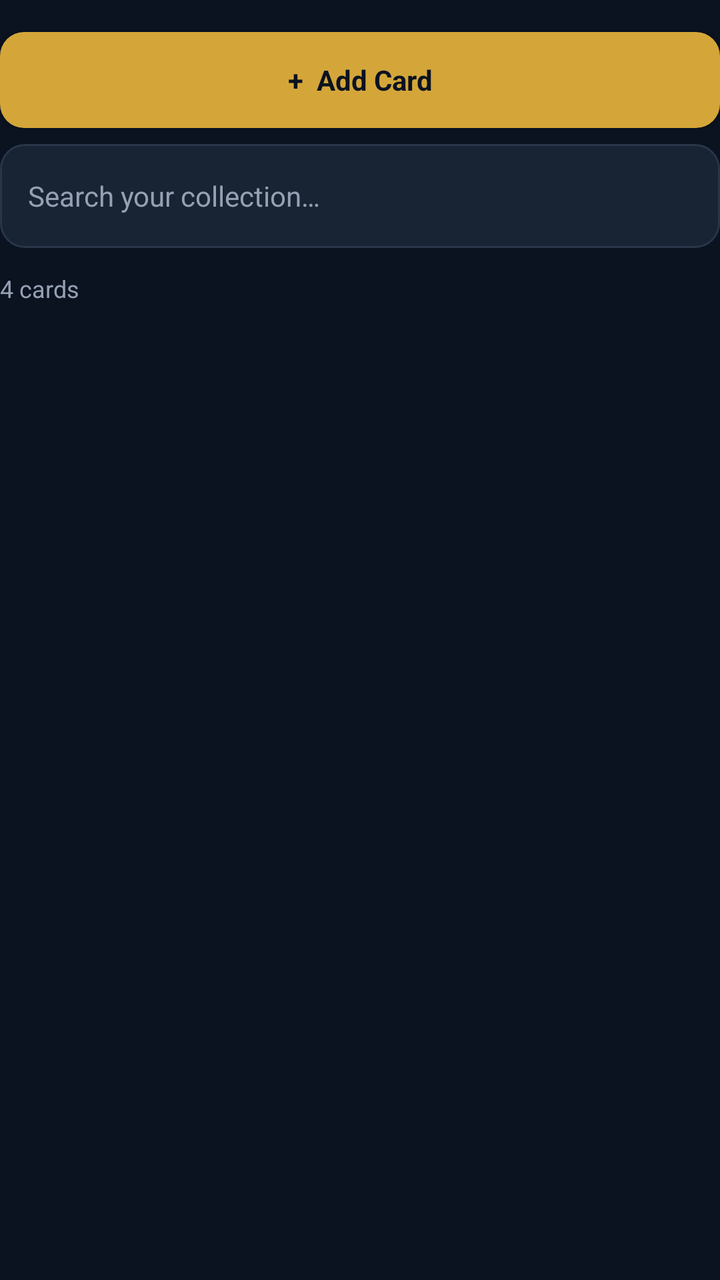
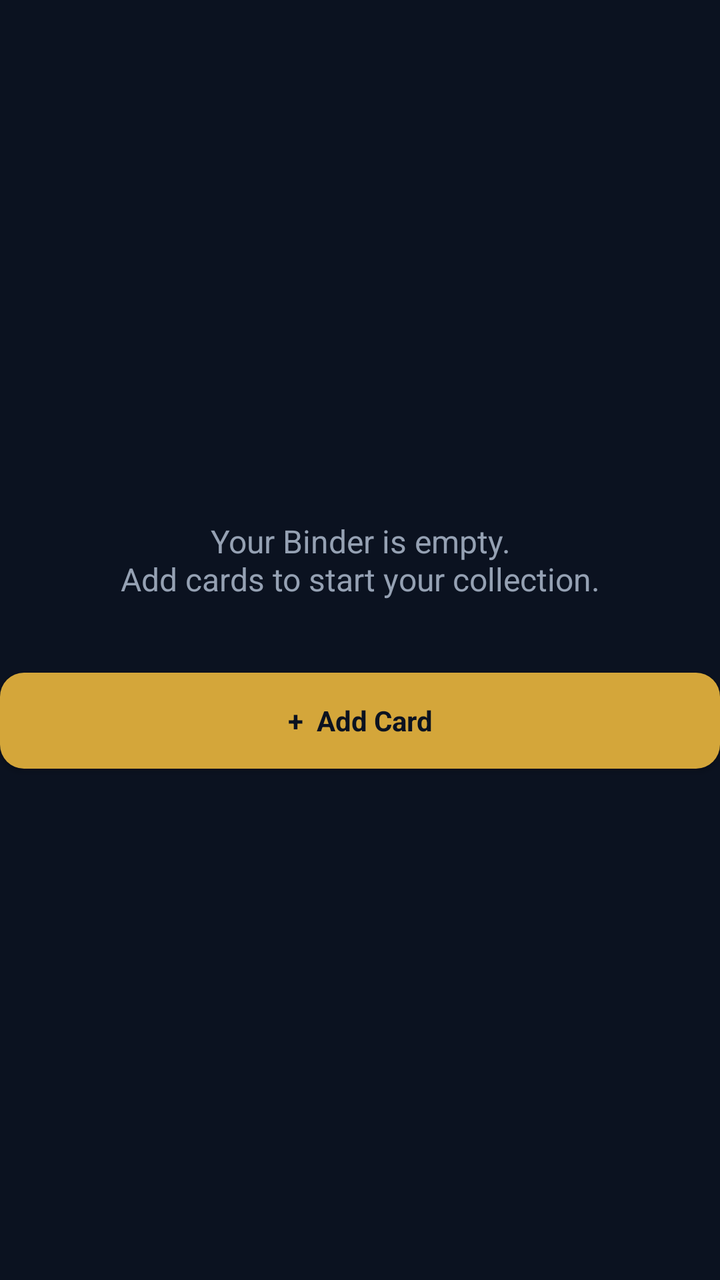

Screens rendered from an Android XML layout before and after an edit, with the pre-edit source and the edit as a unified diff.
<!-- AndroidManifest.xml: application theme Theme.Deckbid -->
<!-- res/layout/view_binder.xml -->
<?xml version="1.0" encoding="utf-8"?>
<LinearLayout xmlns:android="http://schemas.android.com/apk/res/android"
    android:layout_width="match_parent"
    android:layout_height="wrap_content"
    android:orientation="vertical">
    <Button
        android:id="@+id/add_card_button"
        android:layout_width="match_parent"
        android:layout_height="48dp"
        android:background="@drawable/button_gold"
        android:backgroundTint="@null"
        android:text="+  Add Card"
        android:textColor="#0B1220"
        android:textAllCaps="false"
        android:textStyle="bold"
        android:layout_marginTop="16dp"/>
    <EditText
        android:id="@+id/binder_search"
        android:layout_width="match_parent"
        android:layout_height="52dp"
        android:layout_marginTop="8dp"
        android:padding="14dp"
        android:background="@drawable/input_background"
        android:hint="Search your collection…"
        android:textColor="#FAF8F2"
        android:textColorHint="#95A1B3"
        android:textSize="14sp"
        android:inputType="textCapSentences"
        android:maxLength="80"
        android:singleLine="true"/>
    <TextView
        android:id="@+id/binder_count"
        android:layout_width="match_parent"
        android:layout_height="wrap_content"
        android:text="4 cards"
        android:textSize="12sp"
        android:textColor="#95A1B3"
        android:layout_marginTop="12dp"
        android:layout_marginBottom="12dp"/>
    <GridLayout
        android:id="@+id/binder_grid"
        android:layout_width="match_parent"
        android:layout_height="wrap_content"
        android:columnCount="2"
        android:alignmentMode="alignMargins"/>
    <TextView
        android:id="@+id/binder_empty"
        android:layout_width="match_parent"
        android:layout_height="wrap_content"
        android:text="No matching cards."
        android:textSize="14sp"
        android:textColor="#95A1B3"
        android:visibility="gone"
        android:padding="20dp"
        android:gravity="center"/>
</LinearLayout>
<!-- resources referenced by this layout -->
<resources>
  <!-- drawable button_gold (drawable) -->
  <?xml version="1.0" ?>
  <shape xmlns:android="http://schemas.android.com/apk/res/android" android:shape="rectangle">
      <solid android:color="@color/gold"/>
      <corners android:radius="12dp"/>
  </shape>
  <!-- drawable input_background (drawable) -->
  <?xml version="1.0" ?>
  <shape xmlns:android="http://schemas.android.com/apk/res/android" android:shape="rectangle">
      <solid android:color="@color/surface"/>
      <corners android:radius="12dp"/>
      <stroke
          android:width="1dp"
          android:color="@color/border"/>
  </shape>
  <style name="Theme.Deckbid" parent="android:style/Theme.Material.NoActionBar">
          <item name="android:fontFamily">sans-serif</item>
          <item name="android:colorAccent">#D4A63A</item>
          <item name="android:windowBackground">#0B1220</item>
          <item name="android:statusBarColor">#0B1220</item>
          <item name="android:navigationBarColor">#0B1220</item>
          <item name="android:windowLightStatusBar">false</item>
          <item name="android:colorBackground">#0B1220</item>
          <item name="android:windowAnimationStyle">@null</item>
      </style>
  <color name="gold">#D4A63A</color>
  <color name="surface">#182334</color>
  <color name="border">#293548</color>
</resources>

<!-- the commit's change to res/layout/view_binder.xml (unified diff, before → after) -->
@@ -2,7 +2,55 @@
 <LinearLayout xmlns:android="http://schemas.android.com/apk/res/android"
     android:layout_width="match_parent"
     android:layout_height="wrap_content"
-    android:orientation="vertical">
+    android:orientation="vertical"
+    android:gravity="center_vertical">
+    <EditText
+        android:id="@+id/binder_search"
+        android:layout_width="match_parent"
+        android:layout_height="52dp"
+        android:layout_marginTop="16dp"
+        android:padding="14dp"
+        android:background="@drawable/input_background"
+        android:hint="Search your collection…"
+        android:textColor="#FAF8F2"
+        android:textColorHint="#95A1B3"
+        android:textSize="14sp"
+        android:inputType="textCapSentences"
+        android:maxLength="80"
+        android:singleLine="true"
+        android:visibility="gone"/>
+    <TextView
+        android:id="@+id/binder_count"
+        android:layout_width="match_parent"
+        android:layout_height="wrap_content"
+        android:text="0 cards"
+        android:textSize="12sp"
+        android:textColor="#95A1B3"
+        android:layout_marginTop="12dp"
+        android:layout_marginBottom="12dp"
+        android:visibility="gone"/>
+    <GridLayout
+        android:id="@+id/binder_grid"
+        android:layout_width="match_parent"
+        android:layout_height="wrap_content"
+        android:columnCount="2"
+        android:alignmentMode="alignMargins"
+        android:visibility="gone"/>
+    <TextView
+        android:id="@+id/binder_empty"
+        android:layout_width="match_parent"
+        android:layout_height="wrap_content"
+        android:text="Your Binder is empty.\nAdd cards to start your collection."
+        android:textSize="16sp"
+        android:textColor="#95A1B3"
+        android:padding="20dp"
+        android:gravity="center"/>
+    <Space
+        android:id="@+id/binder_button_space"
+        android:layout_width="match_parent"
+        android:layout_height="0dp"
+        android:layout_weight="1"
+        android:visibility="gone"/>
     <Button
         android:id="@+id/add_card_button"
         android:layout_width="match_parent"
@@ -13,44 +61,6 @@
         android:textColor="#0B1220"
         android:textAllCaps="false"
         android:textStyle="bold"
-        android:layout_marginTop="16dp"/>
-    <EditText
-        android:id="@+id/binder_search"
-        android:layout_width="match_parent"
-        android:layout_height="52dp"
-        android:layout_marginTop="8dp"
-        android:padding="14dp"
-        android:background="@drawable/input_background"
-        android:hint="Search your collection…"
-        android:textColor="#FAF8F2"
-        android:textColorHint="#95A1B3"
-        android:textSize="14sp"
-        android:inputType="textCapSentences"
-        android:maxLength="80"
-        android:singleLine="true"/>
-    <TextView
-        android:id="@+id/binder_count"
-        android:layout_width="match_parent"
-        android:layout_height="wrap_content"
-        android:text="4 cards"
-        android:textSize="12sp"
-        android:textColor="#95A1B3"
-        android:layout_marginTop="12dp"
-        android:layout_marginBottom="12dp"/>
-    <GridLayout
-        android:id="@+id/binder_grid"
-        android:layout_width="match_parent"
-        android:layout_height="wrap_content"
-        android:columnCount="2"
-        android:alignmentMode="alignMargins"/>
-    <TextView
-        android:id="@+id/binder_empty"
-        android:layout_width="match_parent"
-        android:layout_height="wrap_content"
-        android:text="No matching cards."
-        android:textSize="14sp"
-        android:textColor="#95A1B3"
-        android:visibility="gone"
-        android:padding="20dp"
-        android:gravity="center"/>
+        android:layout_marginTop="16dp"
+        android:layout_marginBottom="16dp"/>
 </LinearLayout>
